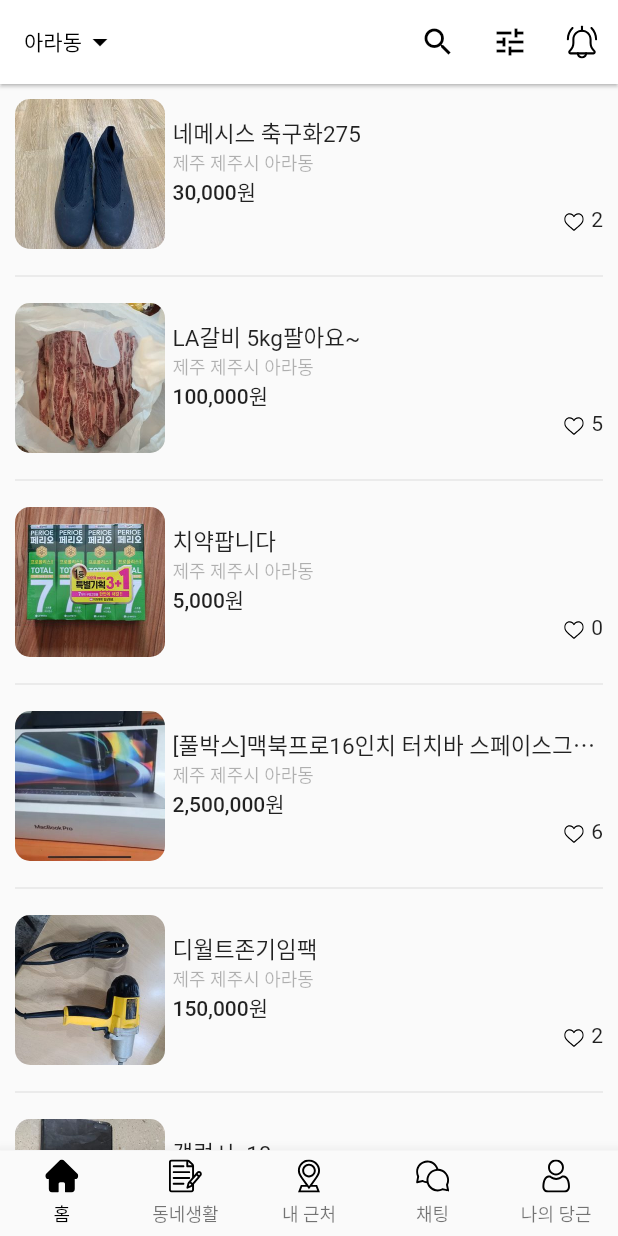
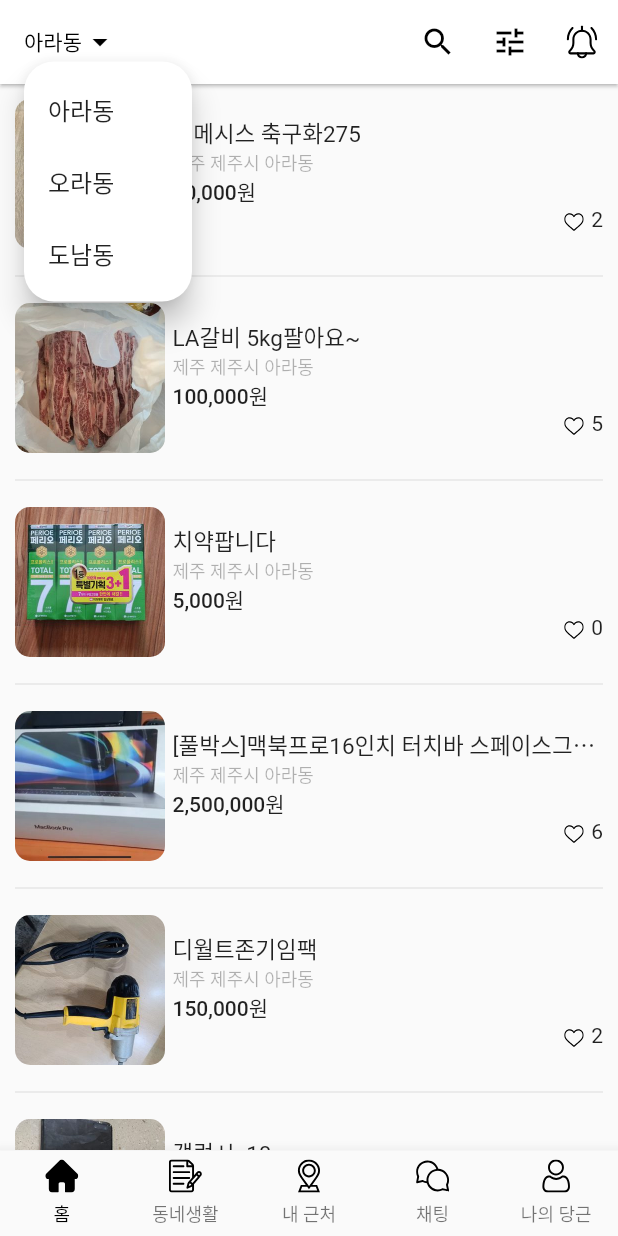
Before and after one commit to kicok/flutter_carrot_market_ex, a Flutter app: the screen it shows after launch, after a tap on "아라동", on a phone screen of 412 x 824 dp. Run offline on Flutter 3.47's test engine with Material 2 defaults, Android fonts, the phone set to English and light mode, and no system bars; our stand-ins replace flutter_svg.

Commit message:
add PopupMenuButton

```diff
--- a/lib/page/home.dart
+++ b/lib/page/home.dart
@@ -10,6 +10,13 @@
 }
 
 class _HomeState extends State<Home> {
+  String currentLocation = 'ara';
+  final Map<String, String> locationTypeToString = {
+    'ara': '아라동',
+    'ora': '오라동',
+    'donam': '도남동',
+  };
+
   List<Map<String, String>> datas = [];
   @override
   void initState() {
@@ -184,18 +191,36 @@
 
   PreferredSizeWidget _appBarWidget() {
     return AppBar(
-      title: InkWell(
+      title: GestureDetector(
         onTap: () {
           print('click');
         },
         onLongPress: () {
           print('long Pressed!!');
         },
-        child: Row(
-          children: const [
-            Text('아라동'),
-            Icon(Icons.arrow_drop_down),
-          ],
+        child: PopupMenuButton<String>(
+          offset: const Offset(0, 25),
+          shape: ShapeBorder.lerp(
+            RoundedRectangleBorder(borderRadius: BorderRadius.circular(20.0)),
+            RoundedRectangleBorder(borderRadius: BorderRadius.circular(20.0)),
+            1,
+          ),
+          onSelected: (String where) {
+            setState(() => currentLocation = where);
+          },
+          itemBuilder: (context) {
+            return const [
+              PopupMenuItem(value: 'ara', child: Text('아라동')),
+              PopupMenuItem(value: 'ora', child: Text('오라동')),
+              PopupMenuItem(value: 'donam', child: Text('도남동')),
+            ];
+          },
+          child: Row(
+            children: [
+              Text(locationTypeToString[currentLocation].toString()),
+              const Icon(Icons.arrow_drop_down),
+            ],
+          ),
         ),
       ),
       elevation: 1,
```
